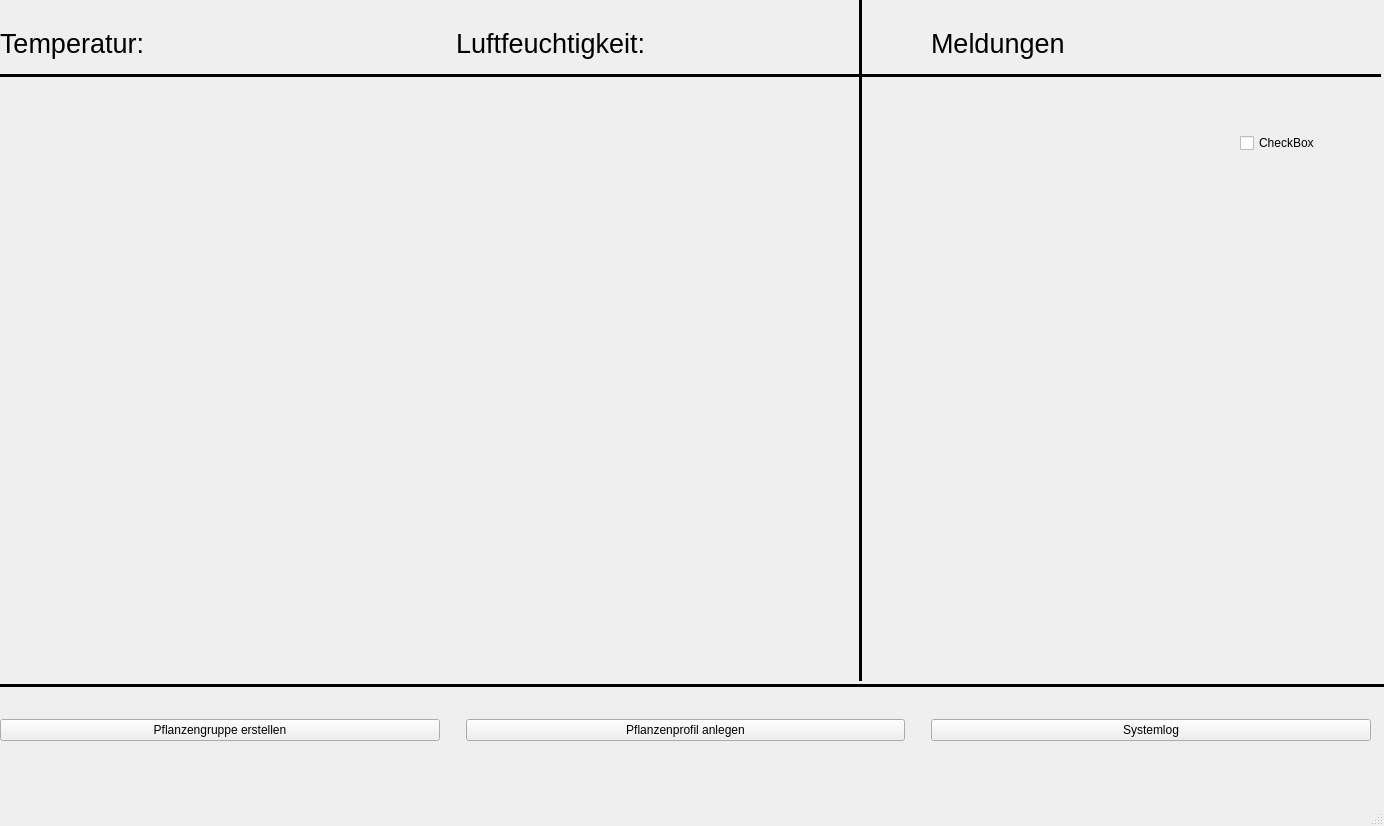
0ssiwald/GreenhouseControl, file app/mainwindow.ui: the form before one commit.
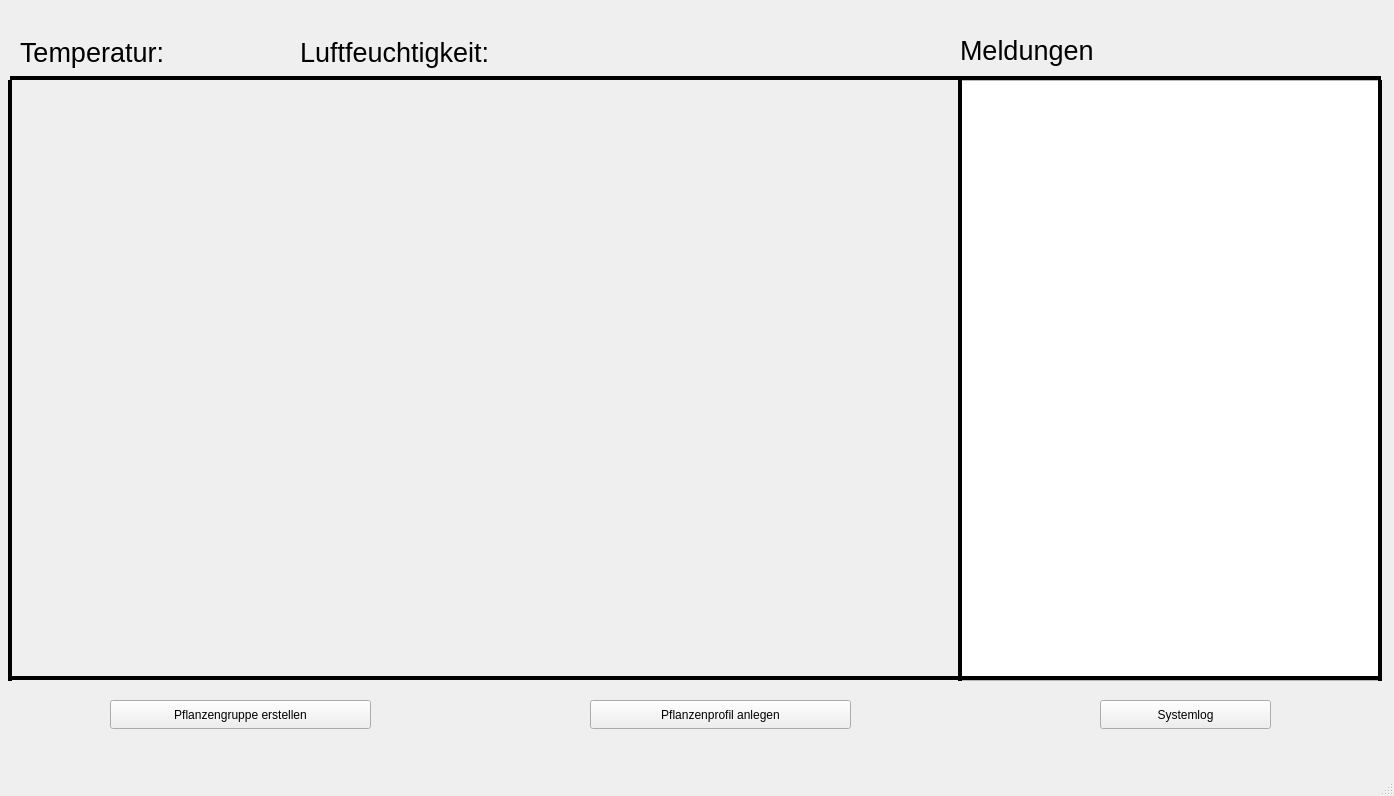
The form after the commit.

The edit to the form file:
```diff
--- a/app/mainwindow.ui
+++ b/app/mainwindow.ui
@@ -9,8 +9,8 @@
    <rect>
     <x>0</x>
     <y>0</y>
-    <width>1384</width>
-    <height>826</height>
+    <width>1394</width>
+    <height>796</height>
    </rect>
   </property>
   <property name="font">
@@ -23,146 +23,13 @@
    <string>MainWindow</string>
   </property>
   <widget class="QWidget" name="centralwidget">
-   <widget class="QWidget" name="horizontalLayoutWidget">
-    <property name="geometry">
-     <rect>
-      <x>0</x>
-      <y>0</y>
-      <width>1381</width>
-      <height>87</height>
-     </rect>
-    </property>
-    <layout class="QHBoxLayout" name="horizontalLayout">
-     <item>
-      <widget class="QLabel" name="temperatureLabel">
-       <property name="font">
-        <font>
-         <pointsize>20</pointsize>
-         <bold>false</bold>
-        </font>
-       </property>
-       <property name="text">
-        <string>Temperatur: </string>
-       </property>
-      </widget>
-     </item>
-     <item>
-      <widget class="QLabel" name="humidityLabel">
-       <property name="font">
-        <font>
-         <pointsize>20</pointsize>
-         <bold>false</bold>
-         <kerning>true</kerning>
-        </font>
-       </property>
-       <property name="text">
-        <string>Luftfeuchtigkeit: </string>
-       </property>
-      </widget>
-     </item>
-     <item>
-      <spacer name="verticalSpacer_3">
-       <property name="orientation">
-        <enum>Qt::Vertical</enum>
-       </property>
-       <property name="sizeHint" stdset="0">
-        <size>
-         <width>20</width>
-         <height>40</height>
-        </size>
-       </property>
-      </spacer>
-     </item>
-     <item>
-      <widget class="QLabel" name="notificationLabel">
-       <property name="font">
-        <font>
-         <pointsize>20</pointsize>
-         <bold>false</bold>
-        </font>
-       </property>
-       <property name="text">
-        <string>Meldungen </string>
-       </property>
-      </widget>
-     </item>
-    </layout>
-   </widget>
-   <widget class="QWidget" name="horizontalLayoutWidget_2">
-    <property name="geometry">
-     <rect>
-      <x>0</x>
-      <y>690</y>
-      <width>1371</width>
-      <height>80</height>
-     </rect>
-    </property>
-    <layout class="QHBoxLayout" name="horizontalLayout_2">
-     <item>
-      <widget class="QPushButton" name="createGroupButton">
-       <property name="text">
-        <string>Pflanzengruppe erstellen</string>
-       </property>
-       <property name="checkable">
-        <bool>true</bool>
-       </property>
-      </widget>
-     </item>
-     <item>
-      <spacer name="verticalSpacer_2">
-       <property name="orientation">
-        <enum>Qt::Vertical</enum>
-       </property>
-       <property name="sizeHint" stdset="0">
-        <size>
-         <width>20</width>
-         <height>40</height>
-        </size>
-       </property>
-      </spacer>
-     </item>
-     <item>
-      <widget class="QPushButton" name="createProfileButton">
-       <property name="text">
-        <string>Pflanzenprofil anlegen</string>
-       </property>
-       <property name="checkable">
-        <bool>true</bool>
-       </property>
-      </widget>
-     </item>
-     <item>
-      <spacer name="verticalSpacer">
-       <property name="orientation">
-        <enum>Qt::Vertical</enum>
-       </property>
-       <property name="sizeHint" stdset="0">
-        <size>
-         <width>20</width>
-         <height>40</height>
-        </size>
-       </property>
-      </spacer>
-     </item>
-     <item>
-      <widget class="QPushButton" name="systemLogButton">
-       <property name="text">
-        <string>Systemlog</string>
-       </property>
-       <property name="checkable">
-        <bool>true</bool>
-       </property>
-      </widget>
-     </item>
-    </layout>
-   </widget>
    <widget class="Line" name="line">
     <property name="geometry">
      <rect>
-      <x>0</x>
-      <y>60</y>
-      <width>1381</width>
-      <height>31</height>
+      <x>10</x>
+      <y>70</y>
+      <width>1371</width>
+      <height>16</height>
      </rect>
     </property>
     <property name="font">
@@ -178,7 +45,7 @@
      <enum>QFrame::Plain</enum>
     </property>
     <property name="lineWidth">
-     <number>3</number>
+     <number>4</number>
     </property>
     <property name="orientation">
      <enum>Qt::Horizontal</enum>
@@ -187,10 +54,10 @@
    <widget class="Line" name="line_2">
     <property name="geometry">
      <rect>
-      <x>-10</x>
+      <x>10</x>
       <y>670</y>
-      <width>1401</width>
-      <height>31</height>
+      <width>1371</width>
+      <height>16</height>
      </rect>
     </property>
     <property name="font">
@@ -206,7 +73,7 @@
      <enum>QFrame::Plain</enum>
     </property>
     <property name="lineWidth">
-     <number>3</number>
+     <number>4</number>
     </property>
     <property name="orientation">
      <enum>Qt::Horizontal</enum>
@@ -215,10 +82,10 @@
    <widget class="Line" name="line_3">
     <property name="geometry">
      <rect>
-      <x>840</x>
-      <y>0</y>
-      <width>41</width>
-      <height>681</height>
+      <x>950</x>
+      <y>80</y>
+      <width>20</width>
+      <height>601</height>
      </rect>
     </property>
     <property name="font">
@@ -234,32 +101,19 @@
      <enum>QFrame::Plain</enum>
     </property>
     <property name="lineWidth">
-     <number>3</number>
+     <number>4</number>
     </property>
     <property name="orientation">
      <enum>Qt::Vertical</enum>
     </property>
    </widget>
-   <widget class="QCheckBox" name="checkBox">
-    <property name="geometry">
-     <rect>
-      <x>1240</x>
-      <y>130</y>
-      <width>93</width>
-      <height>26</height>
-     </rect>
-    </property>
-    <property name="text">
-     <string>CheckBox</string>
-    </property>
-   </widget>
    <widget class="QWidget" name="gridLayoutWidget">
     <property name="geometry">
      <rect>
       <x>20</x>
       <y>90</y>
-      <width>811</width>
-      <height>561</height>
+      <width>931</width>
+      <height>581</height>
      </rect>
     </property>
     <layout class="QGridLayout" name="gridLayout">
@@ -268,6 +122,191 @@
      </property>
     </layout>
    </widget>
+   <widget class="QListWidget" name="notificationListWidget">
+    <property name="geometry">
+     <rect>
+      <x>960</x>
+      <y>80</y>
+      <width>421</width>
+      <height>601</height>
+     </rect>
+    </property>
+   </widget>
+   <widget class="Line" name="line_4">
+    <property name="geometry">
+     <rect>
+      <x>1370</x>
+      <y>80</y>
+      <width>20</width>
+      <height>601</height>
+     </rect>
+    </property>
+    <property name="font">
+     <font>
+      <pointsize>9</pointsize>
+      <bold>false</bold>
+     </font>
+    </property>
+    <property name="autoFillBackground">
+     <bool>false</bool>
+    </property>
+    <property name="frameShadow">
+     <enum>QFrame::Plain</enum>
+    </property>
+    <property name="lineWidth">
+     <number>4</number>
+    </property>
+    <property name="orientation">
+     <enum>Qt::Vertical</enum>
+    </property>
+   </widget>
+   <widget class="QLabel" name="notificationLabel">
+    <property name="geometry">
+     <rect>
+      <x>960</x>
+      <y>10</y>
+      <width>455</width>
+      <height>81</height>
+     </rect>
+    </property>
+    <property name="font">
+     <font>
+      <pointsize>20</pointsize>
+      <bold>false</bold>
+     </font>
+    </property>
+    <property name="text">
+     <string>Meldungen </string>
+    </property>
+   </widget>
+   <widget class="QLabel" name="humidityLabel">
+    <property name="geometry">
+     <rect>
+      <x>300</x>
+      <y>10</y>
+      <width>686</width>
+      <height>85</height>
+     </rect>
+    </property>
+    <property name="font">
+     <font>
+      <pointsize>20</pointsize>
+      <bold>false</bold>
+      <kerning>true</kerning>
+     </font>
+    </property>
+    <property name="text">
+     <string>Luftfeuchtigkeit: </string>
+    </property>
+   </widget>
+   <widget class="QLabel" name="temperatureLabel">
+    <property name="geometry">
+     <rect>
+      <x>20</x>
+      <y>10</y>
+      <width>400</width>
+      <height>85</height>
+     </rect>
+    </property>
+    <property name="font">
+     <font>
+      <pointsize>20</pointsize>
+      <bold>false</bold>
+     </font>
+    </property>
+    <property name="text">
+     <string>Temperatur: </string>
+    </property>
+   </widget>
+   <widget class="QPushButton" name="createGroupButton">
+    <property name="geometry">
+     <rect>
+      <x>110</x>
+      <y>700</y>
+      <width>261</width>
+      <height>29</height>
+     </rect>
+    </property>
+    <property name="text">
+     <string>Pflanzengruppe erstellen</string>
+    </property>
+    <property name="checkable">
+     <bool>true</bool>
+    </property>
+   </widget>
+   <widget class="QPushButton" name="createProfileButton">
+    <property name="geometry">
+     <rect>
+      <x>590</x>
+      <y>700</y>
+      <width>261</width>
+      <height>29</height>
+     </rect>
+    </property>
+    <property name="text">
+     <string>Pflanzenprofil anlegen</string>
+    </property>
+    <property name="checkable">
+     <bool>true</bool>
+    </property>
+   </widget>
+   <widget class="QPushButton" name="systemLogButton">
+    <property name="geometry">
+     <rect>
+      <x>1100</x>
+      <y>700</y>
+      <width>171</width>
+      <height>29</height>
+     </rect>
+    </property>
+    <property name="text">
+     <string>Systemlog</string>
+    </property>
+    <property name="checkable">
+     <bool>true</bool>
+    </property>
+   </widget>
+   <widget class="Line" name="line_5">
+    <property name="geometry">
+     <rect>
+      <x>0</x>
+      <y>80</y>
+      <width>20</width>
+      <height>601</height>
+     </rect>
+    </property>
+    <property name="font">
+     <font>
+      <pointsize>9</pointsize>
+      <bold>false</bold>
+     </font>
+    </property>
+    <property name="autoFillBackground">
+     <bool>false</bool>
+    </property>
+    <property name="frameShadow">
+     <enum>QFrame::Plain</enum>
+    </property>
+    <property name="lineWidth">
+     <number>4</number>
+    </property>
+    <property name="orientation">
+     <enum>Qt::Vertical</enum>
+    </property>
+   </widget>
+   <zorder>gridLayoutWidget</zorder>
+   <zorder>notificationLabel</zorder>
+   <zorder>humidityLabel</zorder>
+   <zorder>temperatureLabel</zorder>
+   <zorder>createGroupButton</zorder>
+   <zorder>createProfileButton</zorder>
+   <zorder>systemLogButton</zorder>
+   <zorder>notificationListWidget</zorder>
+   <zorder>line_3</zorder>
+   <zorder>line_2</zorder>
+   <zorder>line_4</zorder>
+   <zorder>line</zorder>
+   <zorder>line_5</zorder>
   </widget>
   <widget class="QMenuBar" name="menubar">
    <property name="geometry">
```
Left out of the diff: 2 changed lines with no effect on the pictures.
